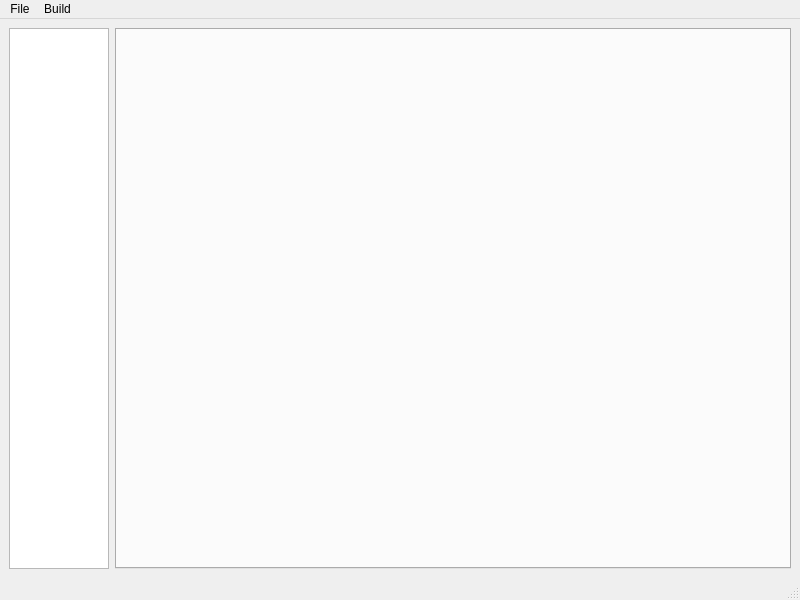
Above: ui/windowide.ui from TheProjecter/pockemul before the change. Below: the same form after it.
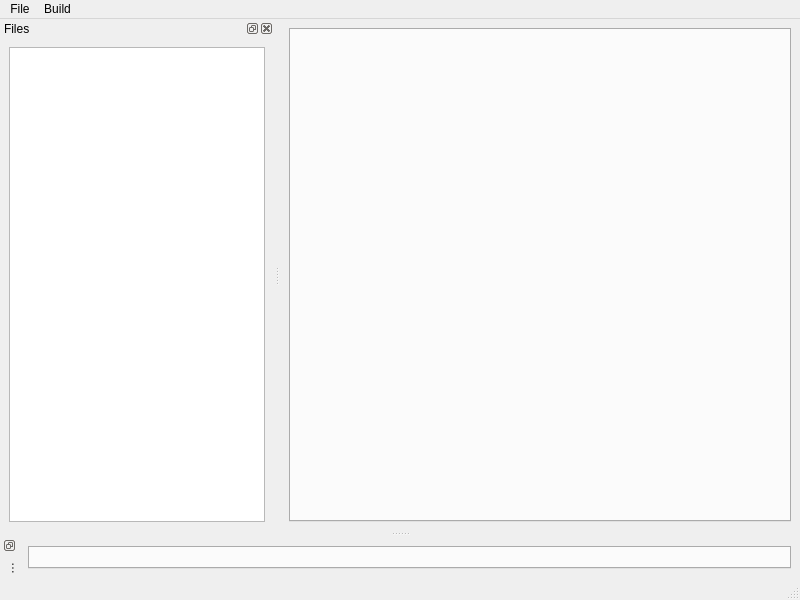
That is the form after the change.

```diff
--- a/ui/windowide.ui
+++ b/ui/windowide.ui
@@ -20,40 +20,6 @@
       <property name="sizeConstraint">
        <enum>QLayout::SetMaximumSize</enum>
       </property>
-      <item>
-       <widget class="QListWidget" name="listWidget">
-        <property name="sizePolicy">
-         <sizepolicy hsizetype="Minimum" vsizetype="Ignored">
-          <horstretch>0</horstretch>
-          <verstretch>0</verstretch>
-         </sizepolicy>
-        </property>
-        <property name="minimumSize">
-         <size>
-          <width>100</width>
-          <height>100</height>
-         </size>
-        </property>
-        <property name="maximumSize">
-         <size>
-          <width>100</width>
-          <height>16777215</height>
-         </size>
-        </property>
-        <property name="baseSize">
-         <size>
-          <width>100</width>
-          <height>0</height>
-         </size>
-        </property>
-        <property name="layoutDirection">
-         <enum>Qt::LeftToRight</enum>
-        </property>
-        <property name="resizeMode">
-         <enum>QListView::Adjust</enum>
-        </property>
-       </widget>
-      </item>
       <item>
        <layout class="QHBoxLayout" name="horizontalLayout_2">
         <item>
@@ -108,6 +74,92 @@
    <addaction name="menuBuild"/>
   </widget>
   <widget class="QStatusBar" name="statusbar"/>
+  <widget class="QDockWidget" name="outputdockWidget">
+   <property name="sizePolicy">
+    <sizepolicy hsizetype="Preferred" vsizetype="Minimum">
+     <horstretch>0</horstretch>
+     <verstretch>0</verstretch>
+    </sizepolicy>
+   </property>
+   <property name="features">
+    <set>QDockWidget::DockWidgetFloatable|QDockWidget::DockWidgetMovable|QDockWidget::DockWidgetVerticalTitleBar</set>
+   </property>
+   <property name="windowTitle">
+    <string>Output</string>
+   </property>
+   <attribute name="dockWidgetArea">
+    <number>8</number>
+   </attribute>
+   <widget class="QWidget" name="dockWidgetContents">
+    <layout class="QHBoxLayout" name="horizontalLayout_4">
+     <item>
+      <widget class="QTabWidget" name="outputtabWidget">
+       <property name="currentIndex">
+        <number>-1</number>
+       </property>
+       <property name="tabsClosable">
+        <bool>true</bool>
+       </property>
+      </widget>
+     </item>
+    </layout>
+   </widget>
+  </widget>
+  <widget class="QDockWidget" name="dockWidget">
+   <property name="sizePolicy">
+    <sizepolicy hsizetype="MinimumExpanding" vsizetype="Preferred">
+     <horstretch>0</horstretch>
+     <verstretch>0</verstretch>
+    </sizepolicy>
+   </property>
+   <property name="accessibleName">
+    <string/>
+   </property>
+   <property name="windowTitle">
+    <string>Files</string>
+   </property>
+   <attribute name="dockWidgetArea">
+    <number>1</number>
+   </attribute>
+   <widget class="QWidget" name="dockWidgetContents_3">
+    <layout class="QVBoxLayout" name="verticalLayout">
+     <item>
+      <widget class="QListWidget" name="listWidget">
+       <property name="sizePolicy">
+        <sizepolicy hsizetype="Minimum" vsizetype="Expanding">
+         <horstretch>0</horstretch>
+         <verstretch>0</verstretch>
+        </sizepolicy>
+       </property>
+       <property name="minimumSize">
+        <size>
+         <width>100</width>
+         <height>100</height>
+        </size>
+       </property>
+       <property name="maximumSize">
+        <size>
+         <width>100000</width>
+         <height>16777215</height>
+        </size>
+       </property>
+       <property name="baseSize">
+        <size>
+         <width>100</width>
+         <height>0</height>
+        </size>
+       </property>
+       <property name="layoutDirection">
+        <enum>Qt::LeftToRight</enum>
+       </property>
+       <property name="resizeMode">
+        <enum>QListView::Adjust</enum>
+       </property>
+      </widget>
+     </item>
+    </layout>
+   </widget>
+  </widget>
   <action name="actionOpen">
    <property name="text">
     <string>Open</string>
```
